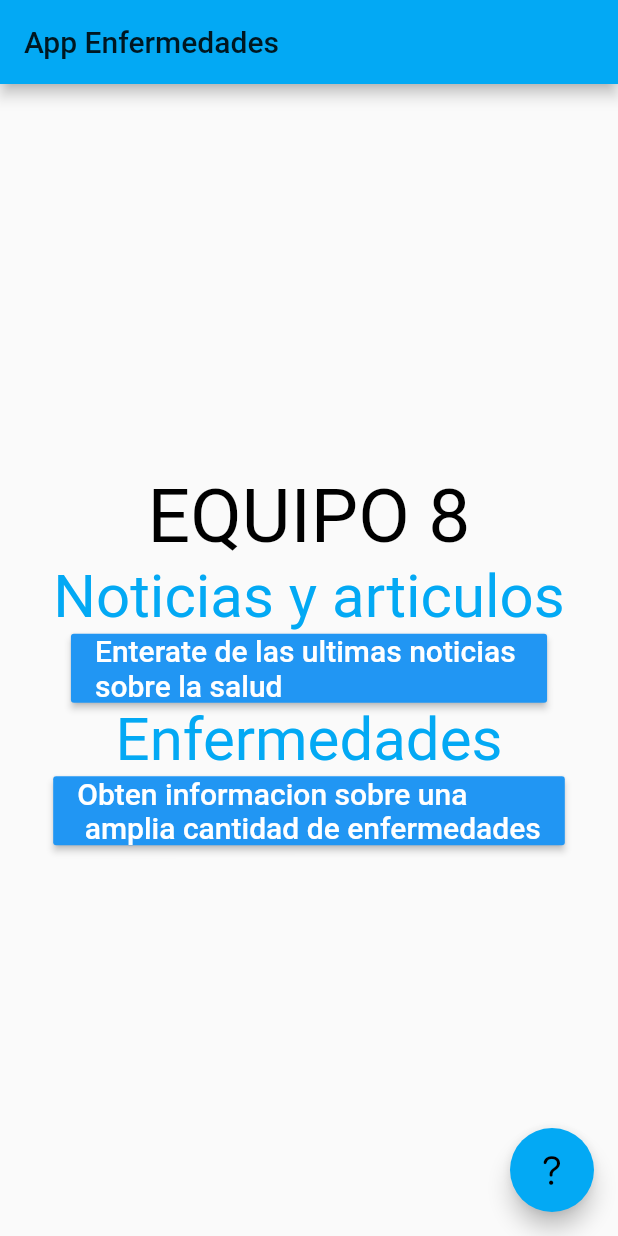
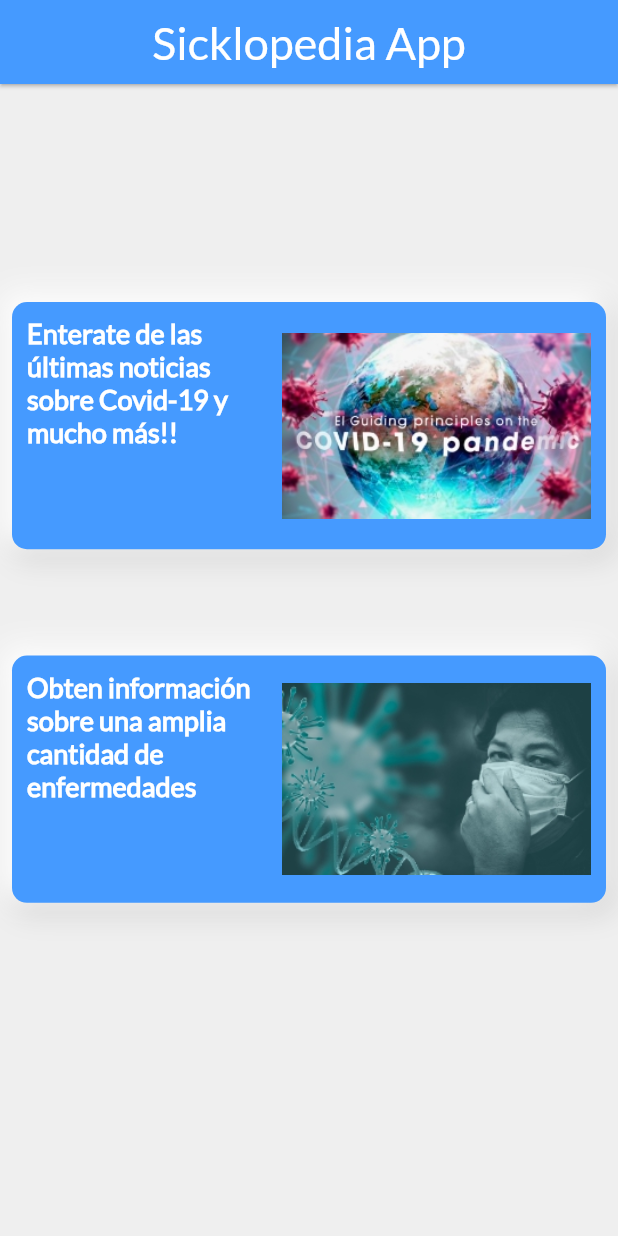
Before and after one commit to IvanGonzalezR/app_enfermedades, a Flutter app: the screen it shows after launch, on a phone screen of 412 x 824 dp. Run offline on Flutter 3.47's test engine with Material 2 defaults, Android fonts, the phone set to English and light mode, and no system bars.

Commit message:
pantalla principal terminada

```diff
--- /dev/null
+++ b/lib/cards_iniciales.dart
@@ -0,0 +1,102 @@
+import 'package:app_enfermedades/pantalla_enfermedades.dart';
+import 'package:app_enfermedades/pantalla_noticias_articulos.dart';
+import 'package:flutter/material.dart';
+
+class CardsIniciales extends StatefulWidget {
+  final String texto;
+  final String path_image;
+  final int index;
+
+  CardsIniciales(this.texto, this.path_image, this.index);
+  @override
+  _CardsInicialesState createState() => _CardsInicialesState();
+}
+
+class _CardsInicialesState extends State<CardsIniciales> {
+
+  String path_image = "assets/images/covidInicial.jpg";
+
+  @override
+  Widget build(BuildContext context) {
+
+    final nombre_descripcion = Flexible(child: Column(
+      mainAxisAlignment: MainAxisAlignment.spaceBetween,
+      crossAxisAlignment: CrossAxisAlignment.start,
+      children: [
+        Flexible(
+          child: Column(
+            crossAxisAlignment: CrossAxisAlignment.start,
+            children: [
+              Text(widget.texto,
+                overflow: TextOverflow.clip,
+                style: TextStyle(
+                  fontFamily: "Lato",
+                  fontWeight: FontWeight.bold,
+                  fontSize: 18.0,
+                  color: Colors.white
+                ),
+              ),
+            ],
+          ),
+        ),
+      ],
+    )
+    );
+
+    return InkWell(
+      onTap: (){
+        if(widget.index == 1){
+          Navigator.of(context).push(MaterialPageRoute(
+              builder: (context) =>PantallaNoticiasyArticulos()));
+        }else{
+          Navigator.of(context).push(MaterialPageRoute(
+              builder: (context) =>PantallaEnfermedades()));
+        }
+      },
+      splashColor: Color(0xff81bbff),
+      child: Stack(
+        alignment: Alignment.bottomRight,
+        children: [
+          Container(
+            height: MediaQuery.of(context).size.height/5,
+            padding: EdgeInsets.all(10.0),
+            margin: EdgeInsets.all(8.0),
+            decoration: BoxDecoration(
+                color: Color(0xff459AFF),
+                borderRadius: BorderRadius.circular(10.0),
+              boxShadow: [
+                BoxShadow(
+                  color: Colors.black12,
+                  offset: Offset(3,5),
+                  blurRadius: 15,
+                  spreadRadius: 2
+                ),
+                BoxShadow(
+                    color: Colors.white,
+                    offset: Offset(-5,-5),
+                    blurRadius: 15,
+                    spreadRadius: 2
+                )
+              ]
+            ),
+            child: Row(
+              mainAxisAlignment: MainAxisAlignment.spaceBetween,
+              children: [
+                nombre_descripcion,
+                Container(
+                  margin: EdgeInsets.only(left: 8.0),
+                  decoration: BoxDecoration(borderRadius: BorderRadius.circular(50.0)),
+                  child: Image(image: AssetImage(widget.path_image),
+                      // height: MediaQuery.of(context).size.width/4,
+                      width: MediaQuery.of(context).size.width/2,
+                      fit: BoxFit.fill),
+                  ),
+              ],
+            ),
+          ),
+          //FAB
+        ],
+      ),
+    );
+  }
+}
--- a/lib/pantalla_principal.dart
+++ b/lib/pantalla_principal.dart
@@ -1,3 +1,4 @@
+import 'package:app_enfermedades/cards_iniciales.dart';
 import 'package:app_enfermedades/pantalla_acerca_de.dart';
 import 'package:app_enfermedades/pantalla_enfermedades.dart';
 import 'package:app_enfermedades/pantalla_noticias_articulos.dart';
@@ -29,21 +30,36 @@ class PantallaPrincipal extends StatelessWidget {
       ),
     );
 
+
+
     return Scaffold(
-      appBar: AppBar(
-        title: Text('App Enfermedades'),
+      backgroundColor: const Color(0xffefefef),
+      body: CustomScrollView(
+        physics: ClampingScrollPhysics(),
+        slivers: [
+          SliverAppBar(
+            backgroundColor: Color(0xff459AFF),
+            stretch: true,
+            elevation: 1.0,
+            forceElevated: true,
+            expandedHeight: MediaQuery.of(context).size.height/17 ,
+            centerTitle: true,
+            title: Text("Sicklopedia App",textAlign: TextAlign.center, style: TextStyle(
+                fontFamily: "Lato",
+                fontSize: 30.0,
+                fontWeight: FontWeight.w400,
+                color: Colors.white
+            ),),
+            // flexibleSpace:
+          ),
+          SliverList(delegate: SliverChildListDelegate([
+            Divider(height: MediaQuery.of(context).size.height/6, color: Colors.transparent,),
+            CardsIniciales("Enterate de las últimas noticias sobre Covid-19 y mucho más!!", "assets/images/covidInicial.jpg", 1),
+            Divider(height: MediaQuery.of(context).size.height/15, color: Colors.transparent),
+            CardsIniciales("Obten información sobre una amplia cantidad de enfermedades", "assets/images/enfermedadesInicial.jpg", 2),
+          ]))
+        ],
       ),
-      body: content,
-      //Boton signo de interrogacion
-      floatingActionButton: FloatingActionButton(
-        onPressed: (){
-          Navigator.of(context).push(CupertinoPageRoute(
-              builder: (context) => PantallaAcercaDe()));
-        },
-        tooltip: 'Información sobre nosotros',
-        child: Icon(CupertinoIcons.question),
-      ),
-    )
-    ;
+    );
   }
 }
--- a/pubspec.yaml
+++ b/pubspec.yaml
@@ -75,7 +75,7 @@ flutter:
   # For details regarding fonts from package dependencies,
   # see https://flutter.dev/custom-fonts/#from-packages
   assets:
-    - assets/img/
+    - assets/images/
 
   fonts:
     - family: Lato
```
Also changed, not shown: assets/images/Vector-2.jpg (added), assets/images/covidAppbar.jpg (added), assets/images/covidInicial.jpg (added), assets/images/enfermedadesInicial.jpg (added), assets/images/noticia1.jpg (added), assets/images/noticia2.jpg (added), assets/images/noticia3.jpg (added), assets/images/noticia4.png (added), assets/images/tarjetaAsma.jpg (added), assets/images/tarjetaCovid.jpg (added), assets/images/tarjetaDiabetes.jpg (added), assets/images/tarjetaLupus.jpg (added), assets/images/tarjetaPolio.jpg (added), assets/images/tarjetaSIDA.jpg (added).
